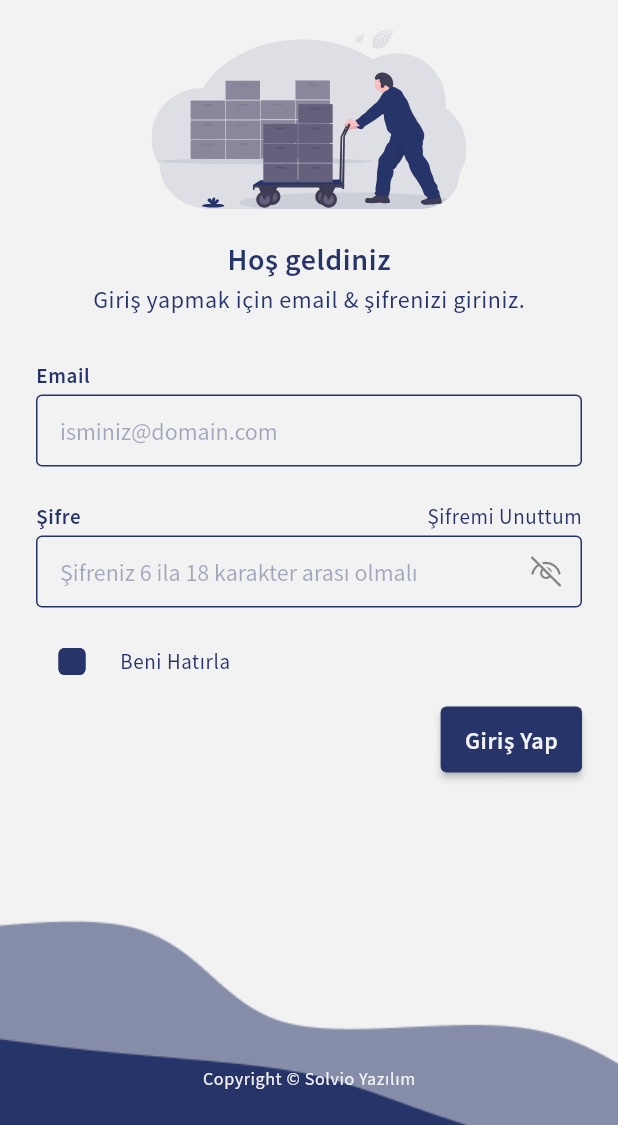
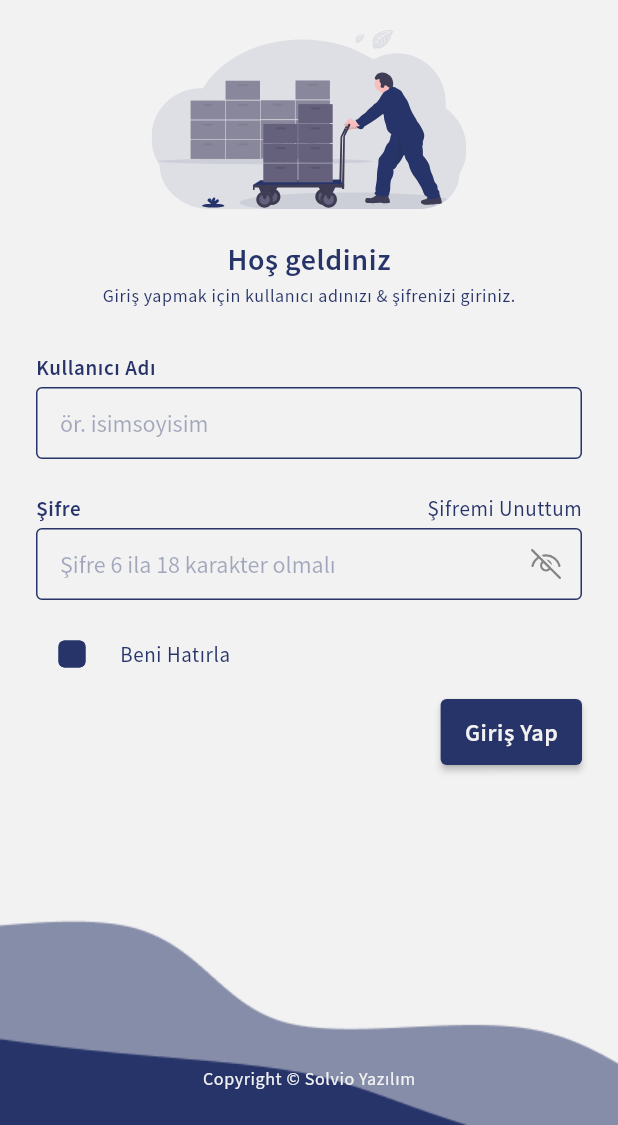
Before and after one commit to tozlukozmos/enterprise_resource_planning, a Flutter app: the screen it shows after launch, on a phone screen of 412 x 824 dp, the part 111-1236 px from its top. Run offline on Flutter 3.47's test engine with Material 2 defaults, Android fonts, the phone set to English and light mode, and no system bars; our stand-ins replace dropdown_search, fluentui_system_icons, flutter_secure_storage, flutter_svg, iconsax; missing offline and left inert: autocomplete_textfield.

Commit message:
Basic design problems solved and password field with visibility added

```diff
--- a/lib/views/home.dart
+++ b/lib/views/home.dart
@@ -37,6 +37,7 @@ class _HomeState extends State<Home> {
                   backgroundImage: AssetImage("assets/images/avatar.png"),
                 ),
                 PopupMenuButton<int>(
+                  tooltip: "Profil Menüsü",
                   padding: const EdgeInsets.all(8),
                   itemBuilder: (context) => [
                     PopupMenuItem(
@@ -96,7 +97,10 @@ class _HomeState extends State<Home> {
                       ),
                     )
                   ],
-                  shape: Border.all(color: AppColors.lightPrimary),
+                  shape: RoundedRectangleBorder(
+                    borderRadius: BorderRadius.circular(4),
+                    side: const BorderSide(color: AppColors.lightPrimary),
+                  ),
                   splashRadius: 20,
                   icon: const Icon(
                     Icons.add,
--- a/lib/views/login.dart
+++ b/lib/views/login.dart
@@ -46,32 +46,15 @@ class _LoginState extends State<Login> {
                     children: [
                       Text("Hoş geldiniz", style: AppText.titleSemiBold),
                       const SizedBox(height: 4),
-                      Text("Giriş yapmak için email & şifrenizi giriniz.", style: AppText.context),
+                      Text("Giriş yapmak için kullanıcı adınızı & şifrenizi giriniz.", style: AppText.helper),
                       const SizedBox(height: 32),
                       AppForm.appTextFormField(
-                        label: "Email",
-                        hint: "isminiz@domain.com",
+                        label: "Kullanıcı Adı",
+                        hint: "ör. isimsoyisim",
                         controller: TextEditingController(),
-                        isEmail: true,
                       ),
                       const SizedBox(height: 24),
-                      Stack(
-                        children: [
-                          AppForm.appTextFormFieldIcon(
-                            label: "Şifre",
-                            hint: "Şifreniz 6 ila 18 karakter arası olmalı",
-                            icon: const Icon(FluentIcons.eye_off_24_regular),
-                            controller: TextEditingController(),
-                            isPrefixIcon: false,
-                            isPassword: true,
-                          ),
-                          Positioned(
-                            top: 0,
-                            right: 0,
-                            child: Text("Şifremi Unuttum", style: AppText.label),
-                          ),
-                        ],
-                      ),
+                      const PasswordFieldWithVisibility(),
                       const SizedBox(height: 12),
                       Row(
                         children: [
--- a/lib/views/material_details.dart
+++ b/lib/views/material_details.dart
@@ -28,7 +28,7 @@ class MaterialDetails extends StatelessWidget {
     return SafeArea(
       child: Scaffold(
         appBar: AppBar(
-          title: const Text("Hammadde Çıkışı"),
+          title: const Text("Detayları Göster"),
         ),
         body: ListView(
           padding: const EdgeInsets.all(24),
--- a/lib/views/material_output.dart
+++ b/lib/views/material_output.dart
@@ -28,7 +28,7 @@ class MaterialOutput extends StatelessWidget {
     return SafeArea(
       child: Scaffold(
         appBar: AppBar(
-          title: const Text("Hammadde Çıkışı"),
+          title: const Text("Hammadde Çıkış"),
         ),
         body: ListView(
           padding: const EdgeInsets.all(24),
--- a/lib/views/material_reporting.dart
+++ b/lib/views/material_reporting.dart
@@ -29,7 +29,7 @@ class MaterialReporting extends StatelessWidget {
     return SafeArea(
       child: Scaffold(
         appBar: AppBar(
-          title: const Text("Hammadde Hata Bildirimi"),
+          title: const Text("Hammadde Hata Bildir"),
         ),
         body: ListView(
           padding: const EdgeInsets.all(24),
--- a/lib/widgets/app_cards.dart
+++ b/lib/widgets/app_cards.dart
@@ -75,7 +75,10 @@ class AppCards {
                       ),
                     ),
                   ],
-                  shape: Border.all(color: AppColors.lightPrimary),
+                  shape: RoundedRectangleBorder(
+                    borderRadius: BorderRadius.circular(4),
+                    side: const BorderSide(color: AppColors.lightPrimary),
+                  ),
                   splashRadius: 20,
                   icon: const Icon(
                     FluentIcons.more_vertical_24_regular,
--- a/lib/widgets/app_form.dart
+++ b/lib/widgets/app_form.dart
@@ -1,5 +1,6 @@
 import 'package:autocomplete_textfield/autocomplete_textfield.dart';
 import 'package:dropdown_search/dropdown_search.dart';
+import 'package:fluentui_system_icons/fluentui_system_icons.dart';
 import 'package:flutter/material.dart';
 
 import '../design/app_colors.dart';
@@ -161,3 +162,50 @@ class AppForm {
     );
   }
 }
+
+class PasswordFieldWithVisibility extends StatefulWidget {
+  const PasswordFieldWithVisibility({Key? key}) : super(key: key);
+
+  @override
+  State<PasswordFieldWithVisibility> createState() => _PasswordFieldWithVisibilityState();
+}
+
+class _PasswordFieldWithVisibilityState extends State<PasswordFieldWithVisibility> {
+  bool isObscure = true;
+
+  void changePasswordVisibility() {
+    setState(() {
+      isObscure = !isObscure;
+    });
+  }
+
+  @override
+  Widget build(BuildContext context) {
+    return Stack(
+      children: [
+        Column(
+          crossAxisAlignment: CrossAxisAlignment.start,
+          children: [
+            Text("Şifre", style: AppText.labelSemiBold),
+            const SizedBox(height: 4),
+            TextFormField(
+              obscureText: isObscure,
+              decoration: InputDecoration(
+                hintText: "Şifre 6 ila 18 karakter olmalı",
+                suffixIcon: IconButton(
+                  onPressed: changePasswordVisibility,
+                  icon: Icon(!isObscure ? FluentIcons.eye_24_regular : FluentIcons.eye_off_24_regular),
+                ),
+              ),
+            ),
+          ],
+        ),
+        Positioned(
+          right: 0,
+          top: 0,
+          child: Text("Şifremi Unuttum", style: AppText.label),
+        ),
+      ],
+    );
+  }
+}
```
Also changed, not shown: 1 other file.
